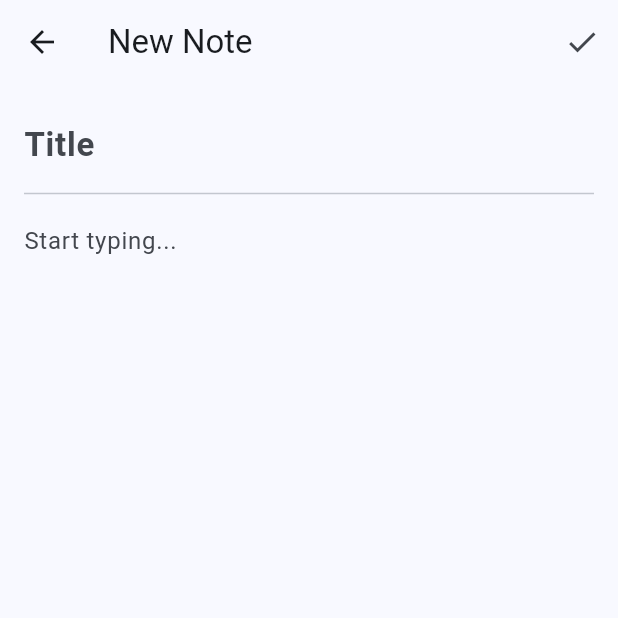
After one commit to herasymchuk-n/firebase_app, a Flutter app: the screen it shows once a user with an empty profile is signed in, after a tap on the "add" icon, on a phone screen of 412 x 824 dp, the top half of it. The commit adds this screen. Run offline on Flutter 3.47's test engine with Material 3 defaults, Android fonts, the phone set to English and light mode, and no system bars; our stand-ins replace cloud_firestore, firebase_auth, firebase_core; accounts and stored records are empty.

Commit message:
done lab 17

```diff
--- a/lib/main.dart
+++ b/lib/main.dart
@@ -1,5 +1,6 @@
 import 'package:flutter/material.dart';
 import 'package:firebase_core/firebase_core.dart';
+import 'package:cloud_firestore/cloud_firestore.dart';
 import 'firebase_options.dart';
 import 'widgets/auth_wrapper.dart';
 
@@ -8,6 +9,12 @@ void main() async {
   await Firebase.initializeApp(
     options: DefaultFirebaseOptions.currentPlatform,
   );
+
+  FirebaseFirestore.instance.settings = const Settings(
+    persistenceEnabled: true,
+    cacheSizeBytes: Settings.CACHE_SIZE_UNLIMITED,
+  );
+
   runApp(const MyApp());
 }
 
@@ -17,7 +24,7 @@ class MyApp extends StatelessWidget {
   @override
   Widget build(BuildContext context) {
     return MaterialApp(
-      title: 'Firebase Auth App',
+      title: 'Firebase Notes App',
       debugShowCheckedModeBanner: false,
       theme: ThemeData(
         colorScheme: ColorScheme.fromSeed(seedColor: Colors.blue),
--- /dev/null
+++ b/lib/models/note.dart
@@ -0,0 +1,55 @@
+import 'package:cloud_firestore/cloud_firestore.dart';
+
+class Note {
+  final String id;
+  final String title;
+  final String content;
+  final DateTime createdAt;
+  final DateTime updatedAt;
+  final String userId;
+
+  Note({
+    required this.id,
+    required this.title,
+    required this.content,
+    required this.createdAt,
+    required this.updatedAt,
+    required this.userId,
+  });
+
+  factory Note.fromJson(Map<String, dynamic> json, String id) {
+    return Note(
+      id: id,
+      title: json['title'] as String? ?? '',
+      content: json['content'] as String? ?? '',
+      createdAt: json['createdAt'] != null
+          ? (json['createdAt'] as Timestamp).toDate()
+          : DateTime.now(),
+      updatedAt: json['updatedAt'] != null
+          ? (json['updatedAt'] as Timestamp).toDate()
+          : DateTime.now(),
+      userId: json['userId'] as String? ?? '',
+    );
+  }
+
+  Map<String, dynamic> toJson() {
+    return {
+      'title': title,
+      'content': content,
+      'createdAt': Timestamp.fromDate(createdAt),
+      'updatedAt': Timestamp.fromDate(updatedAt),
+      'userId': userId,
+    };
+  }
+
+  Note copyWith({String? title, String? content}) {
+    return Note(
+      id: id,
+      title: title ?? this.title,
+      content: content ?? this.content,
+      createdAt: createdAt,
+      updatedAt: DateTime.now(),
+      userId: userId,
+    );
+  }
+}
--- a/lib/screens/home_screen.dart
+++ b/lib/screens/home_screen.dart
@@ -1,16 +1,22 @@
 import 'package:flutter/material.dart';
 import 'package:firebase_auth/firebase_auth.dart';
-import 'profile_screen.dart';
+import '../models/note.dart';
+import '../services/firestore_service.dart';
+import 'note_editor_screen.dart';
 
 class HomeScreen extends StatelessWidget {
   const HomeScreen({super.key});
 
   Future<void> _logout(BuildContext context) async {
-    final shouldLogout = await showDialog<bool>(
+    await FirebaseAuth.instance.signOut();
+  }
+
+  void _deleteNote(BuildContext context, FirestoreService service, String id) async {
+    final confirm = await showDialog<bool>(
       context: context,
       builder: (context) => AlertDialog(
-        title: const Text('Logout'),
-        content: const Text('Are you sure you want to logout?'),
+        title: const Text('Delete Note'),
+        content: const Text('Are you sure you want to delete this note?'),
         actions: [
           TextButton(
             onPressed: () => Navigator.pop(context, false),
@@ -18,24 +24,24 @@ class HomeScreen extends StatelessWidget {
           ),
           TextButton(
             onPressed: () => Navigator.pop(context, true),
-            child: const Text('Logout'),
+            child: const Text('Delete'),
           ),
         ],
       ),
     );
 
-    if (shouldLogout == true) {
-      await FirebaseAuth.instance.signOut();
+    if (confirm == true) {
+      await service.deleteNote(id);
     }
   }
 
   @override
   Widget build(BuildContext context) {
-    final user = FirebaseAuth.instance.currentUser!;
+    final firestoreService = FirestoreService();
 
     return Scaffold(
       appBar: AppBar(
-        title: const Text('Home'),
+        title: const Text('My Notes'),
         actions: [
           IconButton(
             icon: const Icon(Icons.logout),
@@ -43,36 +49,53 @@ class HomeScreen extends StatelessWidget {
           ),
         ],
       ),
-      body: Center(
-        child: Padding(
-          padding: const EdgeInsets.all(24),
-          child: Column(
-            mainAxisAlignment: MainAxisAlignment.center,
-            children: [
-              const Icon(Icons.check_circle, size: 100, color: Colors.green),
-              const SizedBox(height: 24),
-              Text(
-                'Hello, ${user.displayName ?? 'User'}!',
-                style: Theme.of(context).textTheme.headlineSmall,
+      body: StreamBuilder<List<Note>>(
+        stream: firestoreService.getNotes(),
+        builder: (context, snapshot) {
+          if (snapshot.connectionState == ConnectionState.waiting) {
+            return const Center(child: CircularProgressIndicator());
+          }
+          if (!snapshot.hasData || snapshot.data!.isEmpty) {
+            return const Center(child: Text('No notes yet. Add one!'));
+          }
+
+          final notes = snapshot.data!;
+
+          return ListView.builder(
+            itemCount: notes.length,
+            itemBuilder: (context, index) {
+              final note = notes[index];
+              return Card(
+                margin: const EdgeInsets.symmetric(horizontal: 16, vertical: 8),
+                child: ListTile(
+                  title: Text(note.title, maxLines: 1, overflow: TextOverflow.ellipsis),
+                  subtitle: Text(note.content, maxLines: 2, overflow: TextOverflow.ellipsis),
+                  onTap: () {
+                    Navigator.push(
+                      context,
+                      MaterialPageRoute(
+                        builder: (_) => NoteEditorScreen(note: note),
                       ),
-              const SizedBox(height: 8),
-              Text(
-                user.email ?? '',
-                style: Theme.of(context).textTheme.bodyLarge,
+                    );
+                  },
+                  trailing: IconButton(
+                    icon: const Icon(Icons.delete, color: Colors.red),
+                    onPressed: () => _deleteNote(context, firestoreService, note.id),
                   ),
-              const SizedBox(height: 24),
-              ElevatedButton(
+                ),
+              );
+            },
+          );
+        },
+      ),
+      floatingActionButton: FloatingActionButton(
         onPressed: () {
           Navigator.push(
             context,
-                    MaterialPageRoute(builder: (_) => const ProfileScreen()),
+            MaterialPageRoute(builder: (_) => const NoteEditorScreen()),
           );
         },
-                child: const Text('Go to Protected Profile'),
-              ),
-            ],
-          ),
-        ),
+        child: const Icon(Icons.add),
       ),
     );
   }
--- /dev/null
+++ b/lib/screens/note_editor_screen.dart
@@ -0,0 +1,106 @@
+import 'package:flutter/material.dart';
+import '../models/note.dart';
+import '../services/firestore_service.dart';
+
+class NoteEditorScreen extends StatefulWidget {
+  final Note? note;
+
+  const NoteEditorScreen({super.key, this.note});
+
+  @override
+  State<NoteEditorScreen> createState() => _NoteEditorScreenState();
+}
+
+class _NoteEditorScreenState extends State<NoteEditorScreen> {
+  final _titleController = TextEditingController();
+  final _contentController = TextEditingController();
+  final _firestoreService = FirestoreService();
+  bool _isLoading = false;
+
+  @override
+  void initState() {
+    super.initState();
+    if (widget.note != null) {
+      _titleController.text = widget.note!.title;
+      _contentController.text = widget.note!.content;
+    }
+  }
+
+  @override
+  void dispose() {
+    _titleController.dispose();
+    _contentController.dispose();
+    super.dispose();
+  }
+
+  Future<void> _saveNote() async {
+    if (_titleController.text.trim().isEmpty) return;
+
+    setState(() => _isLoading = true);
+
+    try {
+      if (widget.note == null) {
+        await _firestoreService.createNote(
+          _titleController.text.trim(),
+          _contentController.text.trim(),
+        );
+      } else {
+        await _firestoreService.updateNote(
+          widget.note!.id,
+          _titleController.text.trim(),
+          _contentController.text.trim(),
+        );
+      }
+      if (mounted) Navigator.pop(context);
+    } catch (e) {
+      setState(() => _isLoading = false);
+    }
+  }
+
+  @override
+  Widget build(BuildContext context) {
+    return Scaffold(
+      appBar: AppBar(
+        title: Text(widget.note == null ? 'New Note' : 'Edit Note'),
+        actions: [
+          _isLoading
+              ? const Padding(
+                  padding: EdgeInsets.symmetric(horizontal: 16),
+                  child: Center(child: CircularProgressIndicator()),
+                )
+              : IconButton(
+                  icon: const Icon(Icons.check),
+                  onPressed: _saveNote,
+                ),
+        ],
+      ),
+      body: Padding(
+        padding: const EdgeInsets.all(16),
+        child: Column(
+          children: [
+            TextField(
+              controller: _titleController,
+              decoration: const InputDecoration(
+                hintText: 'Title',
+                border: InputBorder.none,
+              ),
+              style: const TextStyle(fontSize: 22, fontWeight: FontWeight.bold),
+            ),
+            const Divider(),
+            Expanded(
+              child: TextField(
+                controller: _contentController,
+                decoration: const InputDecoration(
+                  hintText: 'Start typing...',
+                  border: InputBorder.none,
+                ),
+                maxLines: null,
+                keyboardType: TextInputType.multiline,
+              ),
+            ),
+          ],
+        ),
+      ),
+    );
+  }
+}
--- a/lib/screens/profile_screen.dart
+++ b/lib/screens/profile_screen.dart
@@ -23,8 +23,6 @@ class ProfileScreen extends StatelessWidget {
           mainAxisAlignment: MainAxisAlignment.center,
           children: [
             const Icon(Icons.security, size: 80, color: Colors.blue),
-            const SizedBox(height: 16),
-            Text('UID: ${user.uid}'),
             const SizedBox(height: 8),
             Text('Email: ${user.email}'),
           ],
--- /dev/null
+++ b/lib/services/firestore_service.dart
@@ -0,0 +1,53 @@
+import 'package:cloud_firestore/cloud_firestore.dart';
+import 'package:firebase_auth/firebase_auth.dart';
+import '../models/note.dart';
+
+class FirestoreService {
+  final FirebaseFirestore _firestore = FirebaseFirestore.instance;
+  final FirebaseAuth _auth = FirebaseAuth.instance;
+
+  CollectionReference get _notesCollection {
+    final user = _auth.currentUser;
+    if (user == null) throw Exception('User not logged in');
+    return _firestore.collection('users').doc(user.uid).collection('notes');
+  }
+
+  Future<void> createNote(String title, String content) async {
+    final user = _auth.currentUser;
+    if (user == null) return;
+
+    await _notesCollection.add({
+      'title': title,
+      'content': content,
+      'userId': user.uid,
+      'createdAt': FieldValue.serverTimestamp(),
+      'updatedAt': FieldValue.serverTimestamp(),
+    });
+  }
+
+  Stream<List<Note>> getNotes() {
+    final user = _auth.currentUser;
+    if (user == null) return Stream.value([]);
+
+    return _notesCollection
+        .orderBy('createdAt', descending: true)
+        .snapshots()
+        .map((snapshot) {
+      return snapshot.docs.map((doc) {
+        return Note.fromJson(doc.data() as Map<String, dynamic>, doc.id);
+      }).toList();
+    });
+  }
+
+  Future<void> updateNote(String noteId, String title, String content) async {
+    await _notesCollection.doc(noteId).update({
+      'title': title,
+      'content': content,
+      'updatedAt': FieldValue.serverTimestamp(),
+    });
+  }
+
+  Future<void> deleteNote(String noteId) async {
+    await _notesCollection.doc(noteId).delete();
+  }
+}
--- a/pubspec.yaml
+++ b/pubspec.yaml
@@ -32,6 +32,7 @@ dependencies:
     sdk: flutter
   firebase_core: ^2.24.0
   firebase_auth: ^4.16.0
+  cloud_firestore: ^4.13.0
   # The following adds the Cupertino Icons font to your application.
   # Use with the CupertinoIcons class for iOS style icons.
   cupertino_icons: ^1.0.8
```
Also changed, not shown: pubspec.lock, 3 other files. Lines whose indentation alone changed are shown as unchanged.
